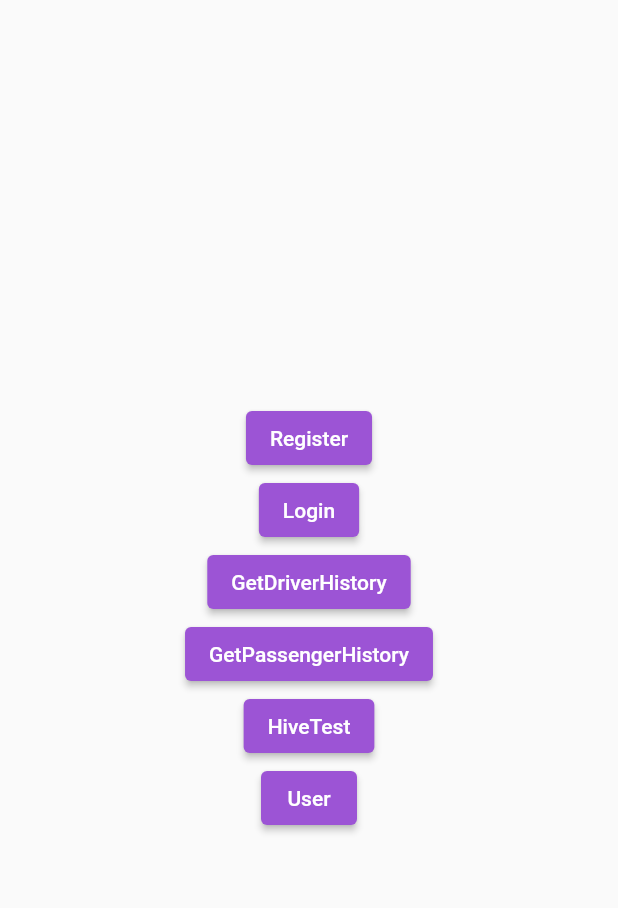
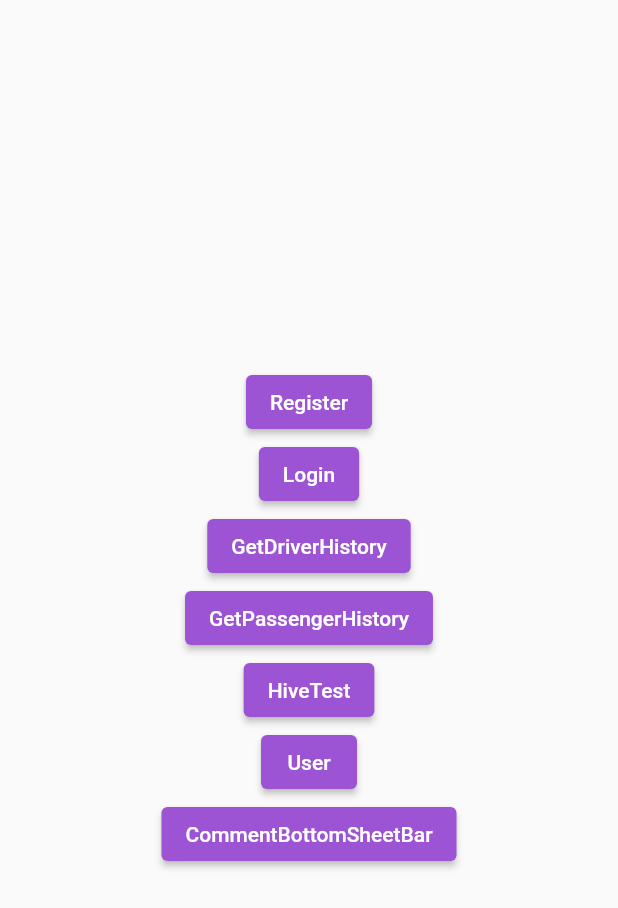
Before and after one commit to bilginfatih/shazy, a Flutter app: the TestPage screen opened directly, on a phone screen of 412 x 824 dp. Shown: the top 908 px of the screen. Run offline on Flutter 3.47's test engine with Material 2 defaults, Android fonts, the phone set to English and light mode, and no system bars; our stand-ins replace dio, easy_localization, flutter_mobx, flutter_rating_bar, flutter_svg, geolocator and 10 more; missing offline and left inert: flutter_polyline_points, flutter_session_manager; accounts and stored records are empty; generated files the repository leaves out were written again; project files that could hold a hidden picture were left out.

Commit message:
comment bottom sheet eklendi

```diff
--- a/assets/translations/en-US.json
+++ b/assets/translations/en-US.json
@@ -27,5 +27,8 @@
     "Welcome": "Welcome",
     "WelcomePageDescription": "WelcomePageDescription",
     "CreateAccount": "Create an account",
-    "LogIn": "Log In"
+    "LogIn": "Log In",
+    "submit": "Submit",
+    "writeYourText": "Write Your Text",
+    "excellent": "Excellent"
 }
--- a/lib/core/init/navigation/navigation_route_manager.dart
+++ b/lib/core/init/navigation/navigation_route_manager.dart
@@ -86,7 +86,7 @@ class NavigationRouteManager {
       case NavigationConstant.homePage:
         return _navigationToDefault(const HomePage(), args);
       case NavigationConstant.testPage:
-        return _navigationToDefault(const TestPage(), args);
+        return _navigationToDefault( TestPage(), args);
       default:
         return _navigationToDefault(MyApp(), args);
     }
--- a/lib/pages/test_pages.dart
+++ b/lib/pages/test_pages.dart
@@ -1,4 +1,15 @@
+import 'package:easy_localization/easy_localization.dart';
 import 'package:flutter/material.dart';
+import 'package:flutter_svg/svg.dart';
+import 'package:hexcolor/hexcolor.dart';
+import 'package:shazy/utils/extensions/context_extension.dart';
+import 'package:shazy/utils/theme/themes.dart';
+import 'package:shazy/widgets/buttons/primary_button.dart';
+import 'package:shazy/widgets/containers/payment_method_container.dart';
+import 'package:shazy/widgets/icons/circular_svg_icon.dart';
+import 'package:shazy/widgets/modal_bottom_sheet/comment_bottom_sheet.dart';
+import 'package:shazy/widgets/rating_bars/star_rating_bar.dart';
+import 'package:shazy/widgets/textfields/otp_text_form_field.dart';
 import '../core/init/cache/cache_manager.dart';
 import '../models/user/user_model.dart';
 import '../services/history/history_service.dart';
@@ -7,11 +18,13 @@ import '../widgets/padding/base_padding.dart';
 
 // TODO: End pointleri test etmek için olan sayfa proda çıkmadan kaldırılacak
 class TestPage extends StatelessWidget {
-  const TestPage({super.key});
+  TestPage({super.key});
+  final _scaffoldKey = GlobalKey<ScaffoldState>();
 
   @override
   Widget build(BuildContext context) {
     return Scaffold(
+      key: _scaffoldKey,
       body: BasePadding(
         context: context,
         child: Center(
@@ -62,7 +75,8 @@ class TestPage extends StatelessWidget {
               ),
               ElevatedButton(
                 onPressed: () async {
-                  var data = await CacheManager.instance.getData('user', 'email');
+                  var data =
+                      await CacheManager.instance.getData('user', 'email');
                   print(data);
                 },
                 child: Text('HiveTest'),
@@ -74,6 +88,25 @@ class TestPage extends StatelessWidget {
                 },
                 child: Text('User'),
               ),
+              ElevatedButton(
+                onPressed: () async {
+                  showModalBottomSheet(
+                    shape: const RoundedRectangleBorder(
+                      borderRadius: BorderRadius.only(
+                        topLeft: Radius.circular(24),
+                        topRight: Radius.circular(24),
+                      ),
+                    ),
+                    context: context,
+                    builder: (_) => CommentBottomSheet(
+                      selectedIndex: 0,
+                      context: context,
+                      text: 'You rated Zübeyir X 5 star',
+                    ),
+                  );
+                },
+                child: Text('CommentBottomSheetBar'),
+              ),
             ],
           ),
         ),
--- a/lib/utils/constants/navigation_constant.dart
+++ b/lib/utils/constants/navigation_constant.dart
@@ -1,6 +1,6 @@
 // The paths of the pages are set here
 mixin NavigationConstant {
-  static const splash = '/';
+  static const splash = '/splash';
   static const signIn = '/signIn';
   static const signUp = '/signUp';
   static const setPassword = '/setPassword';
@@ -40,5 +40,5 @@ mixin NavigationConstant {
   // notification
   static const notification = '/notification';
 
-  static const testPage = '/testPage';
+  static const testPage = '/';
 }
--- a/lib/utils/theme/themes.dart
+++ b/lib/utils/theme/themes.dart
@@ -19,6 +19,7 @@ class AppThemes {
   static Color success700 = HexColor('#388E3D');
   static Color error700 = HexColor('#D32F2F');
   static Color darkBg = HexColor('#1F212A');
+  static Color warningYellow700 = HexColor('#FBC02D');
 
   static ThemeData lightTheme = ThemeData(
     primaryColor: ThemeData.light().scaffoldBackgroundColor,
--- /dev/null
+++ b/lib/widgets/modal_bottom_sheet/comment_bottom_sheet.dart
@@ -0,0 +1,83 @@
+import 'package:easy_localization/easy_localization.dart';
+import 'package:flutter/material.dart';
+import 'package:hexcolor/hexcolor.dart';
+import 'package:shazy/utils/extensions/context_extension.dart';
+import 'package:shazy/utils/theme/themes.dart';
+import 'package:shazy/widgets/buttons/primary_button.dart';
+import 'package:shazy/widgets/padding/base_padding.dart';
+import 'package:shazy/widgets/rating_bars/star_rating_bar.dart';
+
+class CommentBottomSheet extends SizedBox {
+  CommentBottomSheet({
+    Key? key,
+    String? text,
+    required int selectedIndex,
+    required BuildContext context,
+  }) : super(
+          key: key,
+          height: context.customeHeight(0.5),
+          child: BasePadding(
+            context: context,
+            child: Column(
+              children: [
+                Container(
+                  width: context.responsiveWidth(134),
+                  height: context.responsiveHeight(5),
+                  decoration: ShapeDecoration(
+                    color: HexColor('#141414'),
+                    shape: RoundedRectangleBorder(
+                      borderRadius: BorderRadius.circular(100),
+                    ),
+                  ),
+                ),
+                SizedBox(
+                  height: context.responsiveHeight(34),
+                ),
+                StarRatingBar(selectedIndex: selectedIndex),
+                SizedBox(
+                  height: context.responsiveHeight(24),
+                ),
+                Text(
+                  'excellent'.tr(),
+                  style: context.textStyle.headlineLargeMedium,
+                ),
+                SizedBox(
+                  height: context.responsiveHeight(8),
+                ),
+                Text(
+                  text ?? '',
+                  style: context.textStyle.bodySmallMedium
+                      .copyWith(color: HexColor('#B8B8B8')),
+                ),
+                SizedBox(
+                  height: context.responsiveHeight(24),
+                ),
+                TextFormField(
+                  minLines: 4,
+                  maxLines: 50,
+                  decoration: InputDecoration(
+                    hintText: 'writeYourText'.tr(),
+                    hintStyle: context.textStyle.subheadSmallRegular.copyWith(
+                      color: AppThemes.hintTextNeutral,
+                    ),
+                    border: OutlineInputBorder(
+                      borderRadius: BorderRadius.circular(8),
+                      borderSide: BorderSide(
+                        color: AppThemes.borderSideColor,
+                      ),
+                    ),
+                  ),
+                ),
+                SizedBox(
+                  height: context.responsiveHeight(37),
+                ),
+                PrimaryButton(
+                  text: 'submit'.tr(),
+                  context: context,
+                  onPressed: () {},
+                ),
+              ],
+            ),
+          ),
+        );
+}
```
Also changed, not shown: lib/utils/theme/styles.dart (+30 -0 lines), lib/widgets/rating_bars/star_rating_bar.dart (added, +46 -0 lines).
